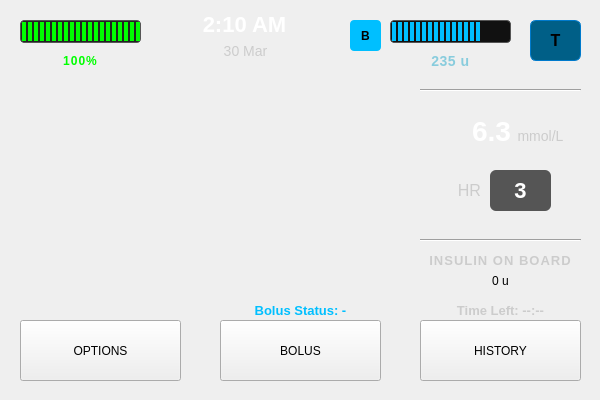
Above: code/home.ui from xHWAHx/InsulinPumpSimulator-Group35 before the change. Below: the same form after it.
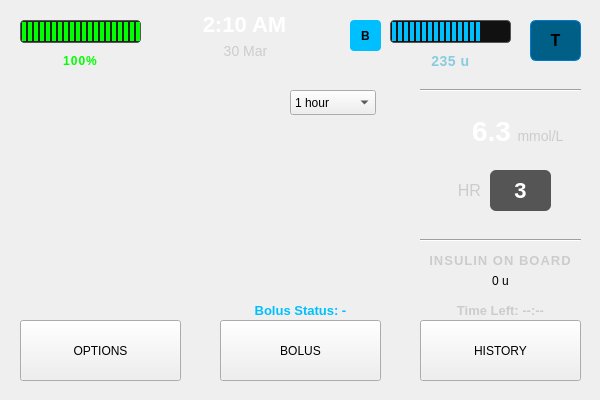
That is the form after the change. Icons and pictures are not drawn. Custom widgets are drawn as their Qt base class.

```diff
--- a/code/home.ui
+++ b/code/home.ui
@@ -223,6 +223,31 @@
      <height>231</height>
     </rect>
    </property>
+   <widget class="QComboBox" name="comboGraphRange">
+    <property name="geometry">
+     <rect>
+      <x>280</x>
+      <y>10</y>
+      <width>86</width>
+      <height>25</height>
+     </rect>
+    </property>
+    <item>
+     <property name="text">
+      <string>1 hour</string>
+     </property>
+    </item>
+    <item>
+     <property name="text">
+      <string>3 hours</string>
+     </property>
+    </item>
+    <item>
+     <property name="text">
+      <string>6 hours</string>
+     </property>
+    </item>
+   </widget>
   </widget>
   <widget class="Line" name="line_2">
    <property name="geometry">
```
